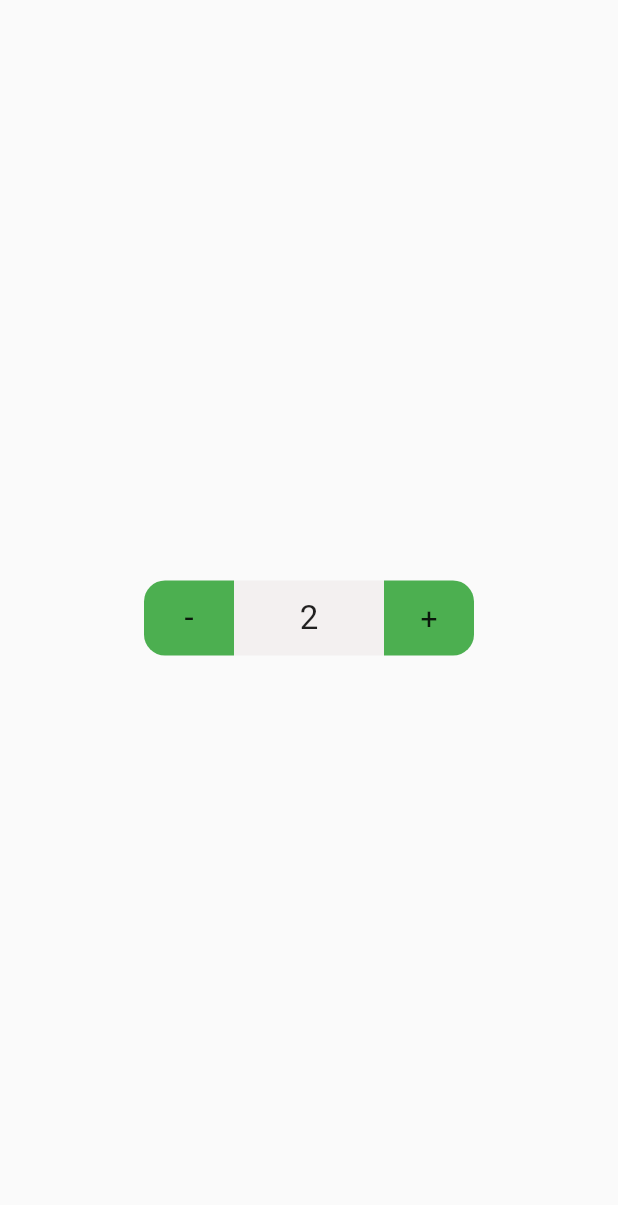
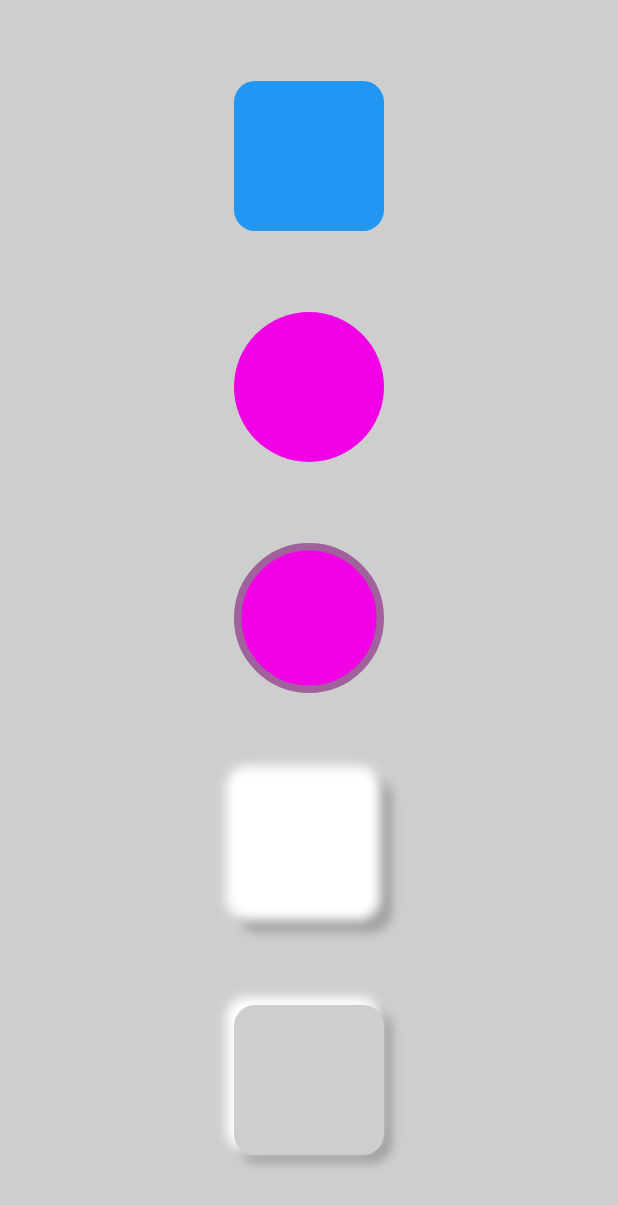
Before and after one commit to kashaf172725/code-, a Flutter app: the screen it shows after launch, on a phone screen of 412 x 824 dp. Shown: the top 1205 px of the screen. Run offline on Flutter 3.47's test engine with Material 2 defaults, Android fonts, the phone set to English and light mode, and no system bars.

Commit message:
Container

```diff
--- a/lib/Container.dart
+++ b/lib/Container.dart
@@ -0,0 +1,83 @@
+import 'package:flutter/material.dart';
+
+class Types_Container extends StatefulWidget {
+  const Types_Container({super.key});
+
+  @override
+  State<Types_Container> createState() => _Types_ContainerState();
+}
+
+class _Types_ContainerState extends State<Types_Container> {
+  @override
+  Widget build(BuildContext context) {
+    return Scaffold(
+      backgroundColor: const Color.fromARGB(255, 206, 206, 206),
+      body: Center(
+        child: Column(
+          mainAxisAlignment: MainAxisAlignment.spaceEvenly,
+          children: [
+            Container(
+              height: 100,
+              width: 100,
+              decoration: BoxDecoration(
+                  borderRadius: BorderRadius.circular(14), color: Colors.blue),
+            ),
+            Container(
+              height: 100,
+              width: 100,
+              decoration: BoxDecoration(
+                  shape: BoxShape.circle,
+                  color: Color.fromARGB(255, 241, 1, 229)),
+            ),
+            Container(
+              height: 100,
+              width: 100,
+              decoration: BoxDecoration(
+                  border: Border.all(
+                      color: Color.fromARGB(255, 160, 97, 157), width: 5),
+                  shape: BoxShape.circle,
+                  color: Color.fromARGB(255, 241, 1, 229)),
+            ),
+            Container(
+              height: 100,
+              width: 100,
+              decoration: BoxDecoration(
+                  borderRadius: BorderRadius.circular(14),
+                  boxShadow: [
+                    BoxShadow(
+                        color: Colors.grey.shade500,
+                        offset: Offset(4.0, 4.0),
+                        blurRadius: 5.0,
+                        spreadRadius: 1.0),
+                    BoxShadow(
+                        color: Colors.white,
+                        offset: Offset(-4.0, -4.0),
+                        blurRadius: 5.0,
+                        spreadRadius: 1.0)
+                  ]),
+            ),
+            Container(
+              height: 100,
+              width: 100,
+              decoration: BoxDecoration(
+                  color: const Color.fromARGB(255, 206, 206, 206),
+                  borderRadius: BorderRadius.circular(14),
+                  boxShadow: [
+                    BoxShadow(
+                        color: Colors.grey.shade500,
+                        offset: Offset(4.0, 4.0),
+                        blurRadius: 5.0,
+                        spreadRadius: 1.0),
+                    BoxShadow(
+                        color: Colors.white,
+                        offset: Offset(-4.0, -4.0),
+                        blurRadius: 5.0,
+                        spreadRadius: 1.0)
+                  ]),
+            ),
+          ],
+        ),
+      ),
+    );
+  }
+}
--- a/lib/main.dart
+++ b/lib/main.dart
@@ -1,4 +1,5 @@
 import 'package:flutter/material.dart';
+import 'package:flutter_application_1/Container.dart';
 import 'package:flutter_application_1/sinin.dart';
 
 import 'increment.dart';
@@ -14,13 +15,14 @@ class MyApp extends StatelessWidget {
   Widget build(BuildContext context) {
     return MaterialApp(
      // home: Sinin(),
-     home:increment(),
+    // home:increment(),
+    home: Types_Container(),
     );
   }
 }
 /*
+
 data 1=>2 : Sinin()
-
 increment : increment(),
 
 
```
Also changed, not shown: lib/alinment.dart (added, +15 -0 lines), lib/info.dart (+79 -5 lines).
